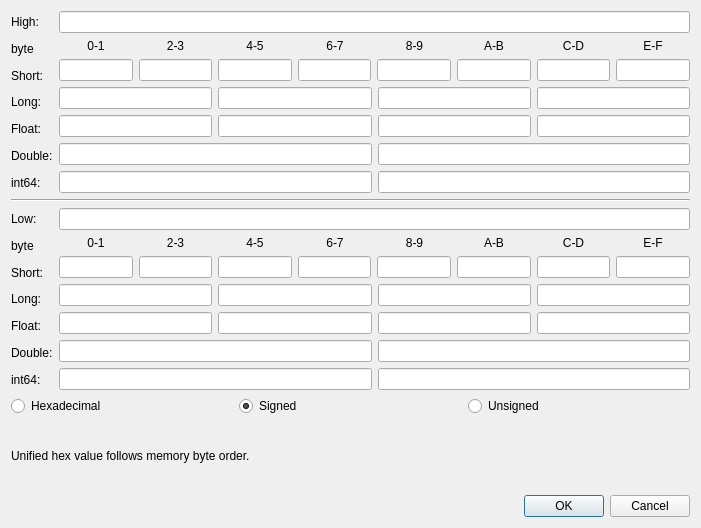
Above: src/gui/Src/Gui/EditFloatRegister.ui from x64dbg/x64dbg before the change. Below: the same form after it.
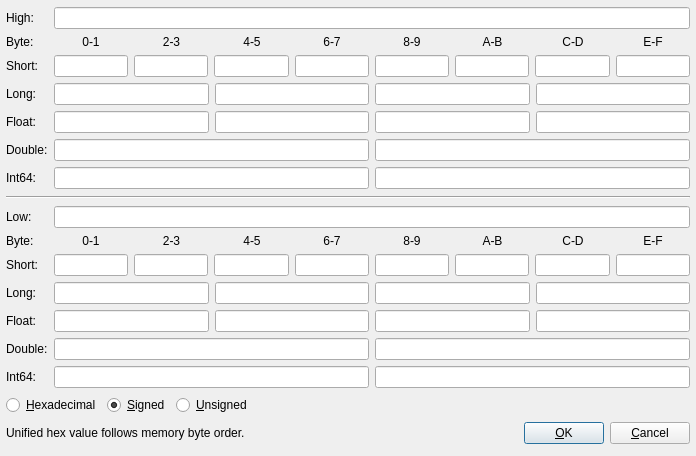
That is the form after the change. Icons and pictures are not drawn.

Diff of the .ui file:
```diff
--- a/src/gui/Src/Gui/EditFloatRegister.ui
+++ b/src/gui/Src/Gui/EditFloatRegister.ui
@@ -9,10 +9,16 @@
    <rect>
     <x>0</x>
     <y>0</y>
-    <width>701</width>
-    <height>528</height>
+    <width>696</width>
+    <height>456</height>
    </rect>
   </property>
+  <property name="sizePolicy">
+   <sizepolicy hsizetype="Expanding" vsizetype="Expanding">
+    <horstretch>0</horstretch>
+    <verstretch>0</verstretch>
+   </sizepolicy>
+  </property>
   <property name="windowTitle">
    <string>Dialog</string>
   </property>
@@ -20,219 +26,165 @@
    <iconset resource="../../resource.qrc">
     <normaloff>:/icons/images/modify.png</normaloff>:/icons/images/modify.png</iconset>
   </property>
-  <layout class="QVBoxLayout" name="verticalLayout_3">
-   <item>
-    <layout class="QVBoxLayout" name="mainLayout">
-     <property name="sizeConstraint">
-      <enum>QLayout::SetNoConstraint</enum>
-     </property>
-     <item>
-      <layout class="QHBoxLayout" name="highRegister">
-       <property name="sizeConstraint">
-        <enum>QLayout::SetDefaultConstraint</enum>
-       </property>
-       <item>
-        <layout class="QVBoxLayout" name="verticalLayout_2">
-         <item>
-          <widget class="QLabel" name="labelH8">
-           <property name="text">
-            <string>High:</string>
-           </property>
-          </widget>
-         </item>
+  <layout class="QVBoxLayout" name="verticalLayout">
+   <property name="leftMargin">
+    <number>6</number>
+   </property>
+   <property name="topMargin">
+    <number>6</number>
+   </property>
+   <property name="rightMargin">
+    <number>6</number>
+   </property>
+   <property name="bottomMargin">
+    <number>6</number>
+   </property>
          <item>
-          <widget class="QLabel" name="labelH9">
+    <layout class="QGridLayout" name="gridLayout">
+     <item row="5" column="0">
+      <widget class="QLabel" name="labelHD">
+       <property name="sizePolicy">
+        <sizepolicy hsizetype="Maximum" vsizetype="Maximum">
+         <horstretch>0</horstretch>
+         <verstretch>0</verstretch>
+        </sizepolicy>
+       </property>
            <property name="text">
-            <string>byte</string>
+        <string>Double:</string>
            </property>
           </widget>
          </item>
-         <item>
+     <item row="2" column="0">
           <widget class="QLabel" name="labelHA">
+       <property name="sizePolicy">
+        <sizepolicy hsizetype="Maximum" vsizetype="Maximum">
+         <horstretch>0</horstretch>
+         <verstretch>0</verstretch>
+        </sizepolicy>
+       </property>
            <property name="text">
             <string>Short:</string>
            </property>
           </widget>
          </item>
-         <item>
-          <widget class="QLabel" name="labelHB">
-           <property name="text">
-            <string>Long:</string>
-           </property>
-          </widget>
-         </item>
-         <item>
+     <item row="4" column="0">
           <widget class="QLabel" name="labelHC">
+       <property name="sizePolicy">
+        <sizepolicy hsizetype="Maximum" vsizetype="Maximum">
+         <horstretch>0</horstretch>
+         <verstretch>0</verstretch>
+        </sizepolicy>
+       </property>
            <property name="text">
             <string>Float:</string>
            </property>
           </widget>
          </item>
-         <item>
-          <widget class="QLabel" name="labelHD">
+     <item row="1" column="0">
+      <widget class="QLabel" name="labelH9">
+       <property name="sizePolicy">
+        <sizepolicy hsizetype="Maximum" vsizetype="Maximum">
+         <horstretch>0</horstretch>
+         <verstretch>0</verstretch>
+        </sizepolicy>
+       </property>
            <property name="text">
-            <string>Double:</string>
+        <string>Byte:</string>
            </property>
           </widget>
          </item>
-         <item>
+     <item row="6" column="0">
           <widget class="QLabel" name="labelHE">
-           <property name="text">
-            <string>int64:</string>
-           </property>
-          </widget>
-         </item>
-        </layout>
-       </item>
-       <item>
-        <layout class="QVBoxLayout" name="verticalLayout">
-         <item>
-          <layout class="QHBoxLayout" name="horizontalLayout">
-           <item>
-            <widget class="QLineEdit" name="hexEdit">
-             <property name="inputMethodHints">
-              <set>Qt::ImhUppercaseOnly</set>
-             </property>
-             <property name="maxLength">
-              <number>32</number>
-             </property>
-            </widget>
-           </item>
-          </layout>
-         </item>
-         <item>
-          <layout class="QHBoxLayout" name="horizontalLayout_3">
-           <item>
-            <widget class="QLabel" name="labelH0">
              <property name="sizePolicy">
-              <sizepolicy hsizetype="Preferred" vsizetype="Minimum">
+        <sizepolicy hsizetype="Maximum" vsizetype="Maximum">
                <horstretch>0</horstretch>
                <verstretch>0</verstretch>
               </sizepolicy>
              </property>
              <property name="text">
-              <string>0-1</string>
-             </property>
-             <property name="alignment">
-              <set>Qt::AlignCenter</set>
-             </property>
-            </widget>
-           </item>
-           <item>
-            <widget class="QLabel" name="labelH1">
+        <string>Int64:</string>
+       </property>
+      </widget>
+     </item>
+     <item row="3" column="0">
+      <widget class="QLabel" name="labelHB">
              <property name="sizePolicy">
-              <sizepolicy hsizetype="Preferred" vsizetype="Minimum">
+        <sizepolicy hsizetype="Maximum" vsizetype="Maximum">
                <horstretch>0</horstretch>
                <verstretch>0</verstretch>
               </sizepolicy>
              </property>
              <property name="text">
-              <string>2-3</string>
-             </property>
-             <property name="alignment">
-              <set>Qt::AlignCenter</set>
-             </property>
-            </widget>
-           </item>
-           <item>
-            <widget class="QLabel" name="labelH2">
+        <string>Long:</string>
+       </property>
+      </widget>
+     </item>
+     <item row="0" column="0">
+      <widget class="QLabel" name="labelH8">
              <property name="sizePolicy">
-              <sizepolicy hsizetype="Preferred" vsizetype="Minimum">
+        <sizepolicy hsizetype="Maximum" vsizetype="Maximum">
                <horstretch>0</horstretch>
                <verstretch>0</verstretch>
               </sizepolicy>
              </property>
              <property name="text">
-              <string>4-5</string>
-             </property>
-             <property name="alignment">
-              <set>Qt::AlignCenter</set>
-             </property>
-            </widget>
-           </item>
+        <string>High:</string>
+       </property>
+      </widget>
+     </item>
+     <item row="6" column="1">
+      <layout class="QHBoxLayout" name="horizontalLayout_9">
            <item>
-            <widget class="QLabel" name="labelH4">
-             <property name="sizePolicy">
-              <sizepolicy hsizetype="Preferred" vsizetype="Minimum">
-               <horstretch>0</horstretch>
-               <verstretch>0</verstretch>
-              </sizepolicy>
-             </property>
-             <property name="text">
-              <string>6-7</string>
-             </property>
-             <property name="alignment">
-              <set>Qt::AlignCenter</set>
-             </property>
-            </widget>
+        <widget class="QLineEdit" name="longLongEdit0"/>
            </item>
            <item>
-            <widget class="QLabel" name="labelH6">
-             <property name="sizePolicy">
-              <sizepolicy hsizetype="Preferred" vsizetype="Minimum">
-               <horstretch>0</horstretch>
-               <verstretch>0</verstretch>
-              </sizepolicy>
-             </property>
-             <property name="text">
-              <string>8-9</string>
-             </property>
-             <property name="alignment">
-              <set>Qt::AlignCenter</set>
-             </property>
-            </widget>
-           </item>
+        <widget class="QLineEdit" name="longLongEdit1"/>
+       </item>
+      </layout>
+     </item>
+     <item row="5" column="1">
+      <layout class="QHBoxLayout" name="horizontalLayout_6">
            <item>
-            <widget class="QLabel" name="labelH5">
-             <property name="sizePolicy">
-              <sizepolicy hsizetype="Preferred" vsizetype="Minimum">
-               <horstretch>0</horstretch>
-               <verstretch>0</verstretch>
-              </sizepolicy>
-             </property>
-             <property name="text">
-              <string>A-B</string>
-             </property>
-             <property name="alignment">
-              <set>Qt::AlignCenter</set>
-             </property>
-            </widget>
+        <widget class="QLineEdit" name="doubleEdit0"/>
            </item>
            <item>
-            <widget class="QLabel" name="labelH7">
-             <property name="sizePolicy">
-              <sizepolicy hsizetype="Preferred" vsizetype="Minimum">
-               <horstretch>0</horstretch>
-               <verstretch>0</verstretch>
-              </sizepolicy>
-             </property>
-             <property name="text">
-              <string>C-D</string>
-             </property>
-             <property name="alignment">
-              <set>Qt::AlignCenter</set>
-             </property>
-            </widget>
-           </item>
+        <widget class="QLineEdit" name="doubleEdit1"/>
+       </item>
+      </layout>
+     </item>
+     <item row="4" column="1">
+      <layout class="QHBoxLayout" name="horizontalLayout_5">
            <item>
-            <widget class="QLabel" name="labelH3">
-             <property name="sizePolicy">
-              <sizepolicy hsizetype="Preferred" vsizetype="Minimum">
-               <horstretch>0</horstretch>
-               <verstretch>0</verstretch>
-              </sizepolicy>
-             </property>
-             <property name="text">
-              <string>E-F</string>
-             </property>
-             <property name="alignment">
-              <set>Qt::AlignCenter</set>
-             </property>
-            </widget>
-           </item>
-          </layout>
-         </item>
+        <widget class="QLineEdit" name="floatEdit0"/>
+       </item>
+       <item>
+        <widget class="QLineEdit" name="floatEdit1"/>
+       </item>
+       <item>
+        <widget class="QLineEdit" name="floatEdit2"/>
+       </item>
+       <item>
+        <widget class="QLineEdit" name="floatEdit3"/>
+       </item>
+      </layout>
+     </item>
+     <item row="3" column="1">
+      <layout class="QHBoxLayout" name="horizontalLayout_4">
          <item>
+        <widget class="QLineEdit" name="longEdit0"/>
+       </item>
+       <item>
+        <widget class="QLineEdit" name="longEdit1"/>
+       </item>
+       <item>
+        <widget class="QLineEdit" name="longEdit2"/>
+       </item>
+       <item>
+        <widget class="QLineEdit" name="longEdit3"/>
+       </item>
+      </layout>
+     </item>
+     <item row="2" column="1">
           <layout class="QHBoxLayout" name="horizontalLayout_2">
            <item>
             <widget class="QLineEdit" name="shortEdit0"/>
@@ -264,57 +216,149 @@
            </item>
           </layout>
          </item>
+     <item row="1" column="1">
+      <layout class="QHBoxLayout" name="horizontalLayout_3">
          <item>
-          <layout class="QHBoxLayout" name="horizontalLayout_4">
-           <item>
-            <widget class="QLineEdit" name="longEdit0"/>
+        <widget class="QLabel" name="labelH0">
+         <property name="sizePolicy">
+          <sizepolicy hsizetype="Preferred" vsizetype="Minimum">
+           <horstretch>0</horstretch>
+           <verstretch>0</verstretch>
+          </sizepolicy>
+         </property>
+         <property name="text">
+          <string>0-1</string>
+         </property>
+         <property name="alignment">
+          <set>Qt::AlignCenter</set>
+         </property>
+        </widget>
            </item>
            <item>
-            <widget class="QLineEdit" name="longEdit1"/>
+        <widget class="QLabel" name="labelH1">
+         <property name="sizePolicy">
+          <sizepolicy hsizetype="Preferred" vsizetype="Minimum">
+           <horstretch>0</horstretch>
+           <verstretch>0</verstretch>
+          </sizepolicy>
+         </property>
+         <property name="text">
+          <string>2-3</string>
+         </property>
+         <property name="alignment">
+          <set>Qt::AlignCenter</set>
+         </property>
+        </widget>
            </item>
            <item>
-            <widget class="QLineEdit" name="longEdit2"/>
+        <widget class="QLabel" name="labelH2">
+         <property name="sizePolicy">
+          <sizepolicy hsizetype="Preferred" vsizetype="Minimum">
+           <horstretch>0</horstretch>
+           <verstretch>0</verstretch>
+          </sizepolicy>
+         </property>
+         <property name="text">
+          <string>4-5</string>
+         </property>
+         <property name="alignment">
+          <set>Qt::AlignCenter</set>
+         </property>
+        </widget>
            </item>
            <item>
-            <widget class="QLineEdit" name="longEdit3"/>
-           </item>
-          </layout>
-         </item>
+        <widget class="QLabel" name="labelH4">
+         <property name="sizePolicy">
+          <sizepolicy hsizetype="Preferred" vsizetype="Minimum">
+           <horstretch>0</horstretch>
+           <verstretch>0</verstretch>
+          </sizepolicy>
+         </property>
+         <property name="text">
+          <string>6-7</string>
+         </property>
+         <property name="alignment">
+          <set>Qt::AlignCenter</set>
+         </property>
+        </widget>
+       </item>
          <item>
-          <layout class="QHBoxLayout" name="horizontalLayout_5">
-           <item>
-            <widget class="QLineEdit" name="floatEdit0"/>
+        <widget class="QLabel" name="labelH6">
+         <property name="sizePolicy">
+          <sizepolicy hsizetype="Preferred" vsizetype="Minimum">
+           <horstretch>0</horstretch>
+           <verstretch>0</verstretch>
+          </sizepolicy>
+         </property>
+         <property name="text">
+          <string>8-9</string>
+         </property>
+         <property name="alignment">
+          <set>Qt::AlignCenter</set>
+         </property>
+        </widget>
            </item>
            <item>
-            <widget class="QLineEdit" name="floatEdit1"/>
+        <widget class="QLabel" name="labelH5">
+         <property name="sizePolicy">
+          <sizepolicy hsizetype="Preferred" vsizetype="Minimum">
+           <horstretch>0</horstretch>
+           <verstretch>0</verstretch>
+          </sizepolicy>
+         </property>
+         <property name="text">
+          <string>A-B</string>
+         </property>
+         <property name="alignment">
+          <set>Qt::AlignCenter</set>
+         </property>
+        </widget>
            </item>
            <item>
-            <widget class="QLineEdit" name="floatEdit2"/>
+        <widget class="QLabel" name="labelH7">
+         <property name="sizePolicy">
+          <sizepolicy hsizetype="Preferred" vsizetype="Minimum">
+           <horstretch>0</horstretch>
+           <verstretch>0</verstretch>
+          </sizepolicy>
+         </property>
+         <property name="text">
+          <string>C-D</string>
+         </property>
+         <property name="alignment">
+          <set>Qt::AlignCenter</set>
+         </property>
+        </widget>
            </item>
            <item>
-            <widget class="QLineEdit" name="floatEdit3"/>
+        <widget class="QLabel" name="labelH3">
+         <property name="sizePolicy">
+          <sizepolicy hsizetype="Preferred" vsizetype="Minimum">
+           <horstretch>0</horstretch>
+           <verstretch>0</verstretch>
+          </sizepolicy>
+         </property>
+         <property name="text">
+          <string>E-F</string>
+         </property>
+         <property name="alignment">
+          <set>Qt::AlignCenter</set>
+         </property>
+        </widget>
            </item>
           </layout>
          </item>
+     <item row="0" column="1">
+      <layout class="QHBoxLayout" name="horizontalLayout">
          <item>
-          <layout class="QHBoxLayout" name="horizontalLayout_6">
-           <item>
-            <widget class="QLineEdit" name="doubleEdit0"/>
-           </item>
-           <item>
-            <widget class="QLineEdit" name="doubleEdit1"/>
-           </item>
-          </layout>
-         </item>
-         <item>
-          <layout class="QHBoxLayout" name="horizontalLayout_9">
-           <item>
-            <widget class="QLineEdit" name="longLongEdit0"/>
-           </item>
-           <item>
-            <widget class="QLineEdit" name="longLongEdit1"/>
-           </item>
-          </layout>
+        <widget class="QLineEdit" name="hexEdit">
+         <property name="inputMethodHints">
+          <set>Qt::ImhUppercaseOnly</set>
+         </property>
+         <property name="maxLength">
+          <number>32</number>
+         </property>
+        </widget>
          </item>
         </layout>
        </item>
@@ -328,212 +372,151 @@
       </widget>
      </item>
      <item>
-      <layout class="QHBoxLayout" name="lowRegister">
-       <property name="sizeConstraint">
-        <enum>QLayout::SetDefaultConstraint</enum>
+    <layout class="QGridLayout" name="gridLayout_2">
+     <item row="4" column="0">
+      <widget class="QLabel" name="label_18">
+       <property name="sizePolicy">
+        <sizepolicy hsizetype="Maximum" vsizetype="Maximum">
+         <horstretch>0</horstretch>
+         <verstretch>0</verstretch>
+        </sizepolicy>
        </property>
-       <item>
-        <layout class="QVBoxLayout" name="verticalLayout_4">
-         <item>
+       <property name="text">
+        <string>Float:</string>
+       </property>
+      </widget>
+     </item>
+     <item row="0" column="0">
           <widget class="QLabel" name="labelLowRegister">
+       <property name="sizePolicy">
+        <sizepolicy hsizetype="Maximum" vsizetype="Maximum">
+         <horstretch>0</horstretch>
+         <verstretch>0</verstretch>
+        </sizepolicy>
+       </property>
            <property name="text">
             <string>Low:</string>
            </property>
           </widget>
          </item>
-         <item>
+     <item row="1" column="0">
           <widget class="QLabel" name="label_29">
-           <property name="text">
-            <string>byte</string>
-           </property>
-          </widget>
-         </item>
-         <item>
-          <widget class="QLabel" name="label_16">
+       <property name="sizePolicy">
+        <sizepolicy hsizetype="Maximum" vsizetype="Maximum">
+         <horstretch>0</horstretch>
+         <verstretch>0</verstretch>
+        </sizepolicy>
+       </property>
            <property name="text">
-            <string>Short:</string>
+        <string>Byte:</string>
            </property>
           </widget>
          </item>
-         <item>
+     <item row="3" column="0">
           <widget class="QLabel" name="label_17">
+       <property name="sizePolicy">
+        <sizepolicy hsizetype="Maximum" vsizetype="Maximum">
+         <horstretch>0</horstretch>
+         <verstretch>0</verstretch>
+        </sizepolicy>
+       </property>
            <property name="text">
             <string>Long:</string>
            </property>
           </widget>
          </item>
-         <item>
-          <widget class="QLabel" name="label_18">
-           <property name="text">
-            <string>Float:</string>
-           </property>
-          </widget>
-         </item>
-         <item>
+     <item row="5" column="0">
           <widget class="QLabel" name="label_19">
+       <property name="sizePolicy">
+        <sizepolicy hsizetype="Maximum" vsizetype="Maximum">
+         <horstretch>0</horstretch>
+         <verstretch>0</verstretch>
+        </sizepolicy>
+       </property>
            <property name="text">
             <string>Double:</string>
            </property>
           </widget>
          </item>
-         <item>
+     <item row="2" column="0">
+      <widget class="QLabel" name="label_16">
+       <property name="sizePolicy">
+        <sizepolicy hsizetype="Maximum" vsizetype="Maximum">
+         <horstretch>0</horstretch>
+         <verstretch>0</verstretch>
+        </sizepolicy>
+       </property>
+       <property name="text">
+        <string>Short:</string>
+       </property>
+      </widget>
+     </item>
+     <item row="6" column="0">
           <widget class="QLabel" name="label_20">
+       <property name="sizePolicy">
+        <sizepolicy hsizetype="Maximum" vsizetype="Maximum">
+         <horstretch>0</horstretch>
+         <verstretch>0</verstretch>
+        </sizepolicy>
+       </property>
            <property name="text">
-            <string>int64:</string>
+        <string>Int64:</string>
            </property>
           </widget>
          </item>
-        </layout>
-       </item>
+     <item row="6" column="1">
+      <layout class="QHBoxLayout" name="horizontalLayout_17">
+       <item>
+        <widget class="QLineEdit" name="longLongEdit0_2"/>
+       </item>
+       <item>
+        <widget class="QLineEdit" name="longLongEdit1_2"/>
+       </item>
+      </layout>
+     </item>
+     <item row="5" column="1">
+      <layout class="QHBoxLayout" name="horizontalLayout_16">
        <item>
-        <layout class="QVBoxLayout" name="verticalLayout_5">
+        <widget class="QLineEdit" name="doubleEdit0_2"/>
+       </item>
          <item>
-          <layout class="QHBoxLayout" name="horizontalLayout_11">
-           <item>
-            <widget class="QLineEdit" name="hexEdit_2">
-             <property name="inputMethodHints">
-              <set>Qt::ImhUppercaseOnly</set>
-             </property>
-             <property name="maxLength">
-              <number>32</number>
-             </property>
-            </widget>
+        <widget class="QLineEdit" name="doubleEdit1_2"/>
            </item>
           </layout>
          </item>
+     <item row="4" column="1">
+      <layout class="QHBoxLayout" name="horizontalLayout_15">
          <item>
-          <layout class="QHBoxLayout" name="horizontalLayout_12">
-           <item>
-            <widget class="QLabel" name="label_21">
-             <property name="sizePolicy">
-              <sizepolicy hsizetype="Preferred" vsizetype="Minimum">
-               <horstretch>0</horstretch>
-               <verstretch>0</verstretch>
-              </sizepolicy>
-             </property>
-             <property name="text">
-              <string>0-1</string>
-             </property>
-             <property name="alignment">
-              <set>Qt::AlignCenter</set>
-             </property>
-            </widget>
+        <widget class="QLineEdit" name="floatEdit0_2"/>
            </item>
            <item>
-            <widget class="QLabel" name="label_22">
-             <property name="sizePolicy">
-              <sizepolicy hsizetype="Preferred" vsizetype="Minimum">
-               <horstretch>0</horstretch>
-               <verstretch>0</verstretch>
-              </sizepolicy>
-             </property>
-             <property name="text">
-              <string>2-3</string>
-             </property>
-             <property name="alignment">
-              <set>Qt::AlignCenter</set>
-             </property>
-            </widget>
+        <widget class="QLineEdit" name="floatEdit1_2"/>
            </item>
            <item>
-            <widget class="QLabel" name="label_23">
-             <property name="sizePolicy">
-              <sizepolicy hsizetype="Preferred" vsizetype="Minimum">
-               <horstretch>0</horstretch>
-               <verstretch>0</verstretch>
-              </sizepolicy>
-             </property>
-             <property name="text">
-              <string>4-5</string>
-             </property>
-             <property name="alignment">
-              <set>Qt::AlignCenter</set>
-             </property>
-            </widget>
+        <widget class="QLineEdit" name="floatEdit2_2"/>
            </item>
            <item>
-            <widget class="QLabel" name="label_24">
-             <property name="sizePolicy">
-              <sizepolicy hsizetype="Preferred" vsizetype="Minimum">
-               <horstretch>0</horstretch>
-               <verstretch>0</verstretch>
-              </sizepolicy>
-             </property>
-             <property name="text">
-              <string>6-7</string>
-             </property>
-             <property name="alignment">
-              <set>Qt::AlignCenter</set>
-             </property>
-            </widget>
-           </item>
+        <widget class="QLineEdit" name="floatEdit3_2"/>
+       </item>
+      </layout>
+     </item>
+     <item row="3" column="1">
+      <layout class="QHBoxLayout" name="horizontalLayout_14">
            <item>
-            <widget class="QLabel" name="label_25">
-             <property name="sizePolicy">
-              <sizepolicy hsizetype="Preferred" vsizetype="Minimum">
-               <horstretch>0</horstretch>
-               <verstretch>0</verstretch>
-              </sizepolicy>
-             </property>
-             <property name="text">
-              <string>8-9</string>
-             </property>
-             <property name="alignment">
-              <set>Qt::AlignCenter</set>
-             </property>
-            </widget>
+        <widget class="QLineEdit" name="longEdit0_2"/>
            </item>
            <item>
-            <widget class="QLabel" name="label_26">
-             <property name="sizePolicy">
-              <sizepolicy hsizetype="Preferred" vsizetype="Minimum">
-               <horstretch>0</horstretch>
-               <verstretch>0</verstretch>
-              </sizepolicy>
-             </property>
-             <property name="text">
-              <string>A-B</string>
-             </property>
-             <property name="alignment">
-              <set>Qt::AlignCenter</set>
-             </property>
-            </widget>
+        <widget class="QLineEdit" name="longEdit1_2"/>
            </item>
            <item>
-            <widget class="QLabel" name="label_27">
-             <property name="sizePolicy">
-              <sizepolicy hsizetype="Preferred" vsizetype="Minimum">
-               <horstretch>0</horstretch>
-               <verstretch>0</verstretch>
-              </sizepolicy>
-             </property>
-             <property name="text">
-              <string>C-D</string>
-             </property>
-             <property name="alignment">
-              <set>Qt::AlignCenter</set>
-             </property>
-            </widget>
+        <widget class="QLineEdit" name="longEdit2_2"/>
            </item>
            <item>
-            <widget class="QLabel" name="label_28">
-             <property name="sizePolicy">
-              <sizepolicy hsizetype="Preferred" vsizetype="Minimum">
-               <horstretch>0</horstretch>
-               <verstretch>0</verstretch>
-              </sizepolicy>
-             </property>
-             <property name="text">
-              <string>E-F</string>
-             </property>
-             <property name="alignment">
-              <set>Qt::AlignCenter</set>
-             </property>
-            </widget>
+        <widget class="QLineEdit" name="longEdit3_2"/>
            </item>
           </layout>
          </item>
-         <item>
+     <item row="2" column="1">
           <layout class="QHBoxLayout" name="horizontalLayout_13">
            <item>
             <widget class="QLineEdit" name="shortEdit0_2"/>
@@ -565,57 +548,152 @@
            </item>
           </layout>
          </item>
+     <item row="1" column="1">
+      <layout class="QHBoxLayout" name="horizontalLayout_12">
+       <property name="sizeConstraint">
+        <enum>QLayout::SetMinimumSize</enum>
+       </property>
          <item>
-          <layout class="QHBoxLayout" name="horizontalLayout_14">
-           <item>
-            <widget class="QLineEdit" name="longEdit0_2"/>
+        <widget class="QLabel" name="label_21">
+         <property name="sizePolicy">
+          <sizepolicy hsizetype="Preferred" vsizetype="Minimum">
+           <horstretch>0</horstretch>
+           <verstretch>0</verstretch>
+          </sizepolicy>
+         </property>
+         <property name="text">
+          <string>0-1</string>
+         </property>
+         <property name="alignment">
+          <set>Qt::AlignCenter</set>
+         </property>
+        </widget>
            </item>
            <item>
-            <widget class="QLineEdit" name="longEdit1_2"/>
+        <widget class="QLabel" name="label_22">
+         <property name="sizePolicy">
+          <sizepolicy hsizetype="Preferred" vsizetype="Minimum">
+           <horstretch>0</horstretch>
+           <verstretch>0</verstretch>
+          </sizepolicy>
+         </property>
+         <property name="text">
+          <string>2-3</string>
+         </property>
+         <property name="alignment">
+          <set>Qt::AlignCenter</set>
+         </property>
+        </widget>
            </item>
            <item>
-            <widget class="QLineEdit" name="longEdit2_2"/>
+        <widget class="QLabel" name="label_23">
+         <property name="sizePolicy">
+          <sizepolicy hsizetype="Preferred" vsizetype="Minimum">
+           <horstretch>0</horstretch>
+           <verstretch>0</verstretch>
+          </sizepolicy>
+         </property>
+         <property name="text">
+          <string>4-5</string>
+         </property>
+         <property name="alignment">
+          <set>Qt::AlignCenter</set>
+         </property>
+        </widget>
            </item>
            <item>
-            <widget class="QLineEdit" name="longEdit3_2"/>
-           </item>
-          </layout>
-         </item>
+        <widget class="QLabel" name="label_24">
+         <property name="sizePolicy">
+          <sizepolicy hsizetype="Preferred" vsizetype="Minimum">
+           <horstretch>0</horstretch>
+           <verstretch>0</verstretch>
+          </sizepolicy>
+         </property>
+         <property name="text">
+          <string>6-7</string>
+         </property>
+         <property name="alignment">
+          <set>Qt::AlignCenter</set>
+         </property>
+        </widget>
+       </item>
          <item>
-          <layout class="QHBoxLayout" name="horizontalLayout_15">
-           <item>
-            <widget class="QLineEdit" name="floatEdit0_2"/>
+        <widget class="QLabel" name="label_25">
+         <property name="sizePolicy">
+          <sizepolicy hsizetype="Preferred" vsizetype="Minimum">
+           <horstretch>0</horstretch>
+           <verstretch>0</verstretch>
+          </sizepolicy>
+         </property>
+         <property name="text">
+          <string>8-9</string>
+         </property>
+         <property name="alignment">
+          <set>Qt::AlignCenter</set>
+         </property>
+        </widget>
            </item>
            <item>
-            <widget class="QLineEdit" name="floatEdit1_2"/>
+        <widget class="QLabel" name="label_26">
+         <property name="sizePolicy">
+          <sizepolicy hsizetype="Preferred" vsizetype="Minimum">
+           <horstretch>0</horstretch>
+           <verstretch>0</verstretch>
+          </sizepolicy>
+         </property>
+         <property name="text">
+          <string>A-B</string>
+         </property>
+         <property name="alignment">
+          <set>Qt::AlignCenter</set>
+         </property>
+        </widget>
            </item>
            <item>
-            <widget class="QLineEdit" name="floatEdit2_2"/>
+        <widget class="QLabel" name="label_27">
+         <property name="sizePolicy">
+          <sizepolicy hsizetype="Preferred" vsizetype="Minimum">
+           <horstretch>0</horstretch>
+           <verstretch>0</verstretch>
+          </sizepolicy>
+         </property>
+         <property name="text">
+          <string>C-D</string>
+         </property>
+         <property name="alignment">
+          <set>Qt::AlignCenter</set>
+         </property>
+        </widget>
            </item>
            <item>
-            <widget class="QLineEdit" name="floatEdit3_2"/>
+        <widget class="QLabel" name="label_28">
+         <property name="sizePolicy">
+          <sizepolicy hsizetype="Preferred" vsizetype="Minimum">
+           <horstretch>0</horstretch>
+           <verstretch>0</verstretch>
+          </sizepolicy>
+         </property>
+         <property name="text">
+          <string>E-F</string>
+         </property>
+         <property name="alignment">
+          <set>Qt::AlignCenter</set>
+         </property>
+        </widget>
            </item>
           </layout>
          </item>
+     <item row="0" column="1">
+      <layout class="QHBoxLayout" name="horizontalLayout_11">
          <item>
-          <layout class="QHBoxLayout" name="horizontalLayout_16">
-           <item>
-            <widget class="QLineEdit" name="doubleEdit0_2"/>
-           </item>
-           <item>
-            <widget class="QLineEdit" name="doubleEdit1_2"/>
-           </item>
-          </layout>
-         </item>
-         <item>
-          <layout class="QHBoxLayout" name="horizontalLayout_17">
-           <item>
-            <widget class="QLineEdit" name="longLongEdit0_2"/>
-           </item>
-           <item>
-            <widget class="QLineEdit" name="longLongEdit1_2"/>
-           </item>
-          </layout>
+        <widget class="QLineEdit" name="hexEdit_2">
+         <property name="inputMethodHints">
+          <set>Qt::ImhUppercaseOnly</set>
+         </property>
+         <property name="maxLength">
+          <number>32</number>
+         </property>
+        </widget>
          </item>
         </layout>
        </item>
@@ -626,14 +704,14 @@
        <item>
         <widget class="QRadioButton" name="radioHex">
          <property name="text">
-          <string>Hexadecimal</string>
+        <string>&amp;Hexadecimal</string>
          </property>
         </widget>
        </item>
        <item>
         <widget class="QRadioButton" name="radioSigned">
          <property name="text">
-          <string>Signed</string>
+        <string>&amp;Signed</string>
          </property>
          <property name="checked">
           <bool>true</bool>
@@ -643,12 +721,27 @@
        <item>
         <widget class="QRadioButton" name="radioUnsigned">
          <property name="text">
-          <string>Unsigned</string>
+        <string>&amp;Unsigned</string>
          </property>
         </widget>
        </item>
-      </layout>
-     </item>
+     <item>
+      <spacer name="horizontalSpacer_2">
+       <property name="orientation">
+        <enum>Qt::Horizontal</enum>
+       </property>
+       <property name="sizeHint" stdset="0">
+        <size>
+         <width>40</width>
+         <height>20</height>
+        </size>
+       </property>
+      </spacer>
+     </item>
+    </layout>
+   </item>
+   <item>
+    <layout class="QHBoxLayout" name="horizontalLayout_7">
      <item>
       <widget class="QLabel" name="label_30">
        <property name="sizePolicy">
@@ -663,15 +756,35 @@
       </widget>
      </item>
      <item>
-      <widget class="QDialogButtonBox" name="buttonBox">
+      <spacer name="horizontalSpacer">
        <property name="orientation">
         <enum>Qt::Horizontal</enum>
        </property>
-       <property name="standardButtons">
-        <set>QDialogButtonBox::Cancel|QDialogButtonBox::Ok</set>
+       <property name="sizeHint" stdset="0">
+        <size>
+         <width>40</width>
+         <height>20</height>
+        </size>
        </property>
+      </spacer>
+     </item>
+     <item>
+      <widget class="QPushButton" name="buttonOk">
+       <property name="text">
+        <string>&amp;OK</string>
+       </property>
+       <property name="default">
+        <bool>true</bool>
+       </property>
       </widget>
      </item>
+     <item>
+      <widget class="QPushButton" name="buttonCancel">
+       <property name="text">
+        <string>&amp;Cancel</string>
+       </property>
+      </widget>
+     </item>
     </layout>
    </item>
   </layout>
```
Left out of the diff: 73 changed lines with no effect on the pictures. Lines whose indentation alone changed are shown as unchanged.
